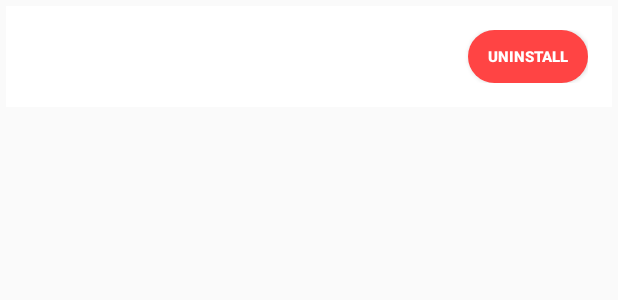
After one commit to RujiraKongsomran/UninstallApp, an Android app: the layout list_row_item.xml on its own in the app's theme, with its tools: preview values and no code run, on a phone screen of 412 x 824 dp. The commit adds this screen. Shown: the top 300 px of the screen. Run offline under Robolectric (Android 15) with nearby library versions, the phone set to English and light mode, and no system bars.

Commit message:
Design layout

```diff
--- /dev/null
+++ b/app/src/main/res/drawable/bg_round.xml
@@ -0,0 +1,8 @@
+<?xml version="1.0" encoding="utf-8"?>
+<shape xmlns:android="http://schemas.android.com/apk/res/android"
+    android:shape="rectangle">
+
+    <solid android:color="@android:color/holo_red_light" />
+    <corners android:radius="100dp" />
+
+</shape>
--- a/app/src/main/res/layout/activity_main.xml
+++ b/app/src/main/res/layout/activity_main.xml
@@ -1,18 +1,15 @@
 <?xml version="1.0" encoding="utf-8"?>
-<androidx.constraintlayout.widget.ConstraintLayout xmlns:android="http://schemas.android.com/apk/res/android"
+<RelativeLayout xmlns:android="http://schemas.android.com/apk/res/android"
     xmlns:app="http://schemas.android.com/apk/res-auto"
     xmlns:tools="http://schemas.android.com/tools"
     android:layout_width="match_parent"
     android:layout_height="match_parent"
     tools:context=".MainActivity">
 
-    <TextView
-        android:layout_width="wrap_content"
-        android:layout_height="wrap_content"
-        android:text="Hello World!"
-        app:layout_constraintBottom_toBottomOf="parent"
-        app:layout_constraintLeft_toLeftOf="parent"
-        app:layout_constraintRight_toRightOf="parent"
-        app:layout_constraintTop_toTopOf="parent" />
+    <ListView
+        android:id="@+id/listView"
+        android:layout_width="match_parent"
+        android:layout_height="match_parent"
+        tools:listitem="@layout/list_row_item" />
 
-</androidx.constraintlayout.widget.ConstraintLayout>
+</RelativeLayout>
--- /dev/null
+++ b/app/src/main/res/layout/list_row_item.xml
@@ -0,0 +1,35 @@
+<?xml version="1.0" encoding="utf-8"?>
+<LinearLayout xmlns:android="http://schemas.android.com/apk/res/android"
+    android:layout_width="match_parent"
+    android:layout_height="wrap_content"
+    android:layout_margin="4dp"
+    android:background="@android:color/white"
+    android:gravity="center_vertical"
+    android:orientation="horizontal"
+    android:padding="16dp">
+
+    <ImageView
+        android:id="@+id/ivAppLogo"
+        android:layout_width="wrap_content"
+        android:layout_height="wrap_content" />
+
+    <TextView
+        android:id="@+id/tvAppName"
+        android:layout_width="0dp"
+        android:layout_height="wrap_content"
+        android:layout_marginStart="8dp"
+        android:layout_weight="1" />
+
+    <Button
+        android:id="@+id/btnUninstall"
+        android:layout_width="80dp"
+        android:layout_height="35dp"
+        android:layout_marginStart="8dp"
+        android:background="@drawable/bg_round"
+        android:text="@string/uninstall"
+        android:textColor="@android:color/white"
+        android:textSize="10sp"
+        android:textStyle="bold" />
+
+
+</LinearLayout>
--- a/app/src/main/res/values/strings.xml
+++ b/app/src/main/res/values/strings.xml
@@ -1,3 +1,4 @@
 <resources>
     <string name="app_name">UninstallApp</string>
+    <string name="uninstall">Uninstall</string>
 </resources>
```
